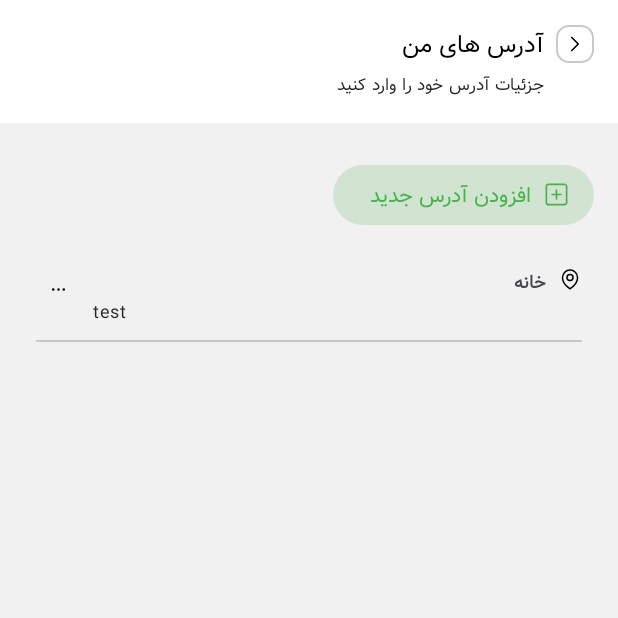
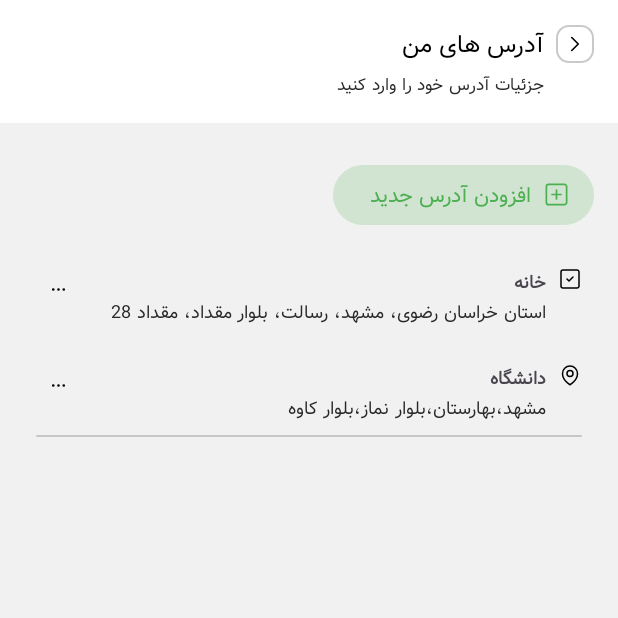
Before and after one commit to mr-hajizadeh/market, an Android app: the AddressListFragment screen opened directly, with no data from a screen before it, on a phone screen of 412 x 824 dp, the top half of it. Run offline under Robolectric (Android 15) with nearby library versions, the phone set to English and light mode, and no system bars; libraries missing offline, so code that uses them is left out: com.tbuonomo.viewpagerdotsindicator, org.neshan.common; 2 statements that could not run were skipped.

Commit message:
change address list

```diff
--- a/app/build.gradle.kts
+++ b/app/build.gradle.kts
@@ -94,4 +94,7 @@ dependencies {
     //noinspection UseTomlInstead
     implementation("com.github.zabih-dev:ZiPersianCalendar:1.0.0")
 
+    //noinspection UseTomlInstead
+    implementation("com.tbuonomo:dotsindicator:5.0")
+
 }
--- a/app/src/main/java/com/se7en/market/Adapter/AddressAdapter.kt
+++ b/app/src/main/java/com/se7en/market/Adapter/AddressAdapter.kt
@@ -1,5 +1,6 @@
 package com.se7en.market.Adapter
 
+import android.annotation.SuppressLint
 import android.content.Context
 import android.view.LayoutInflater
 import android.view.View
@@ -9,10 +10,12 @@ import androidx.core.view.isVisible
 import androidx.recyclerview.widget.RecyclerView
 import com.se7en.market.Activity.Ui.ModalBottomSheetMap
 import com.se7en.market.Model.AddressModel
+import com.se7en.market.R
 import com.se7en.market.databinding.AddressViewHolderBinding
+import com.tbuonomo.viewpagerdotsindicator.setBackgroundCompat
 import org.neshan.common.model.LatLng
 
-class AddressAdapter(private val items: List<AddressModel>, ) :
+class AddressAdapter(private val items: List<AddressModel>) :
     RecyclerView.Adapter<AddressAdapter.AddressViewHolder>() {
 
     private lateinit var context: Context
@@ -38,7 +41,18 @@ class AddressAdapter(private val items: List<AddressModel>, ) :
         private val binding: AddressViewHolderBinding,
     ) :
         RecyclerView.ViewHolder(binding.root) {
+        @SuppressLint("UseCompatLoadingForDrawables")
         fun setData(item: AddressModel, context: Context) = binding.apply {
+            if (item.active) {
+                containerItem.setBackgroundCompat(context.getDrawable(R.drawable.input_bg))
+                dividerVIew.visibility = View.GONE
+                statusImg.setImageDrawable(context.getDrawable(R.drawable.ic_square_check))
+            } else {
+                containerItem.setBackgroundCompat(null)
+                dividerVIew.visibility = View.VISIBLE
+                statusImg.setImageDrawable(context.getDrawable(R.drawable.ic_location))
+            }
+
             titleTxt.visibility = if (item.title.isEmpty()) View.GONE else View.VISIBLE
             titleTxt.text = item.title
             addressTxt.text = item.address
@@ -50,7 +64,7 @@ class AddressAdapter(private val items: List<AddressModel>, ) :
                 }
             }
             editBtn.setOnClickListener {
-                val modal = ModalBottomSheetMap(LatLng(36.2972, 59.6067))
+                val modal = ModalBottomSheetMap(LatLng(item.lat, item.lon))
                 modal.show((context as AppCompatActivity).supportFragmentManager, modal.tag)
             }
             deleteBtn.setOnClickListener { }
--- a/app/src/main/java/com/se7en/market/Fragment/AddressListFragment.kt
+++ b/app/src/main/java/com/se7en/market/Fragment/AddressListFragment.kt
@@ -66,7 +66,21 @@ class AddressListFragment : Fragment() {
 
     private fun setupAddressView() {
         val addressView = binding.addressView
-        adapter = AddressAdapter(listOf(AddressModel("خانه", "test")))
+        adapter = AddressAdapter(
+            listOf(
+                AddressModel(
+                    "خانه",
+                    "استان خراسان رضوی، مشهد، رسالت، بلوار مقداد، مقداد 28",
+                    true,
+                    36.30895763524162,
+                    59.64298011641936
+                ),
+                AddressModel(
+                    "دانشگاه", "مشهد،بهارستان،بلوار نماز،بلوار کاوه",
+                    false, 36.2826897, 59.5483996
+                ),
+            )
+        )
         addressView.adapter = adapter
         addressView.setHasFixedSize(true)
     }
--- a/app/src/main/java/com/se7en/market/Model/AddressModel.kt
+++ b/app/src/main/java/com/se7en/market/Model/AddressModel.kt
@@ -1,3 +1,9 @@
 package com.se7en.market.Model
 
-data class AddressModel(var title: String = "", var address: String = "")
+data class AddressModel(
+    var title: String = "",
+    var address: String = "",
+    var active: Boolean = false,
+    var lat: Double = 0.0,
+    var lon: Double = 0.0
+)
--- a/app/src/main/res/layout/address_view_holder.xml
+++ b/app/src/main/res/layout/address_view_holder.xml
@@ -2,10 +2,13 @@
 <androidx.constraintlayout.widget.ConstraintLayout xmlns:android="http://schemas.android.com/apk/res/android"
     xmlns:app="http://schemas.android.com/apk/res-auto"
     xmlns:tools="http://schemas.android.com/tools"
+    android:id="@+id/containerItem"
     android:layout_width="match_parent"
     android:layout_height="wrap_content"
+    android:layout_marginHorizontal="16dp"
+    android:layout_marginTop="16dp"
+    android:elevation="1dp"
     android:layoutDirection="rtl"
-    android:layout_marginTop="16dp"
     android:paddingHorizontal="8dp"
     android:paddingTop="8dp">
 
@@ -13,6 +16,7 @@
         android:id="@+id/statusImg"
         android:layout_width="@dimen/small_image"
         android:layout_height="@dimen/small_image"
+        android:rotationY="180"
         app:layout_constraintStart_toStartOf="parent"
         app:layout_constraintTop_toTopOf="parent"
         app:srcCompat="@drawable/ic_location" />
--- a/app/src/main/res/layout/fragment_address_list.xml
+++ b/app/src/main/res/layout/fragment_address_list.xml
@@ -27,7 +27,6 @@
         android:id="@+id/addressView"
         android:layout_width="match_parent"
         android:layout_height="match_parent"
-        android:paddingHorizontal="16dp"
         android:paddingBottom="16dp"
         app:layoutManager="androidx.recyclerview.widget.LinearLayoutManager"
         tools:listitem="@layout/address_view_holder" />
```
Also changed, not shown: app/src/main/res/drawable/ic_try_again.xml (added, +7 -0 lines), app/src/main/res/drawable/mail.xml (deleted, +0 -55 lines).
